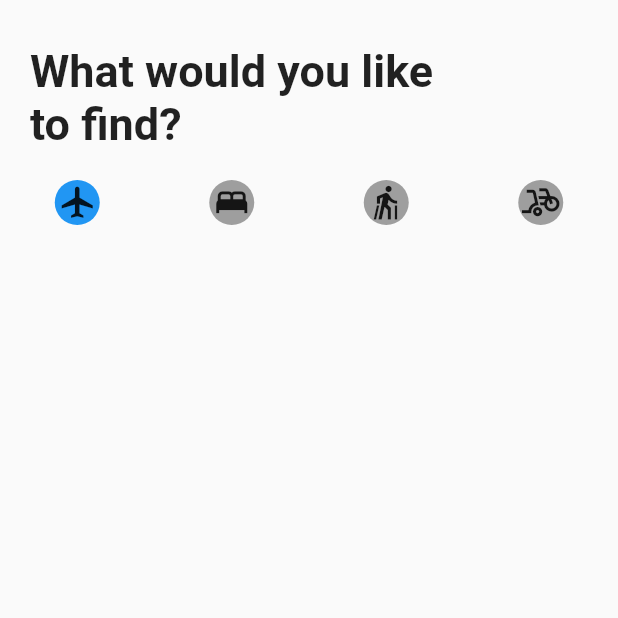
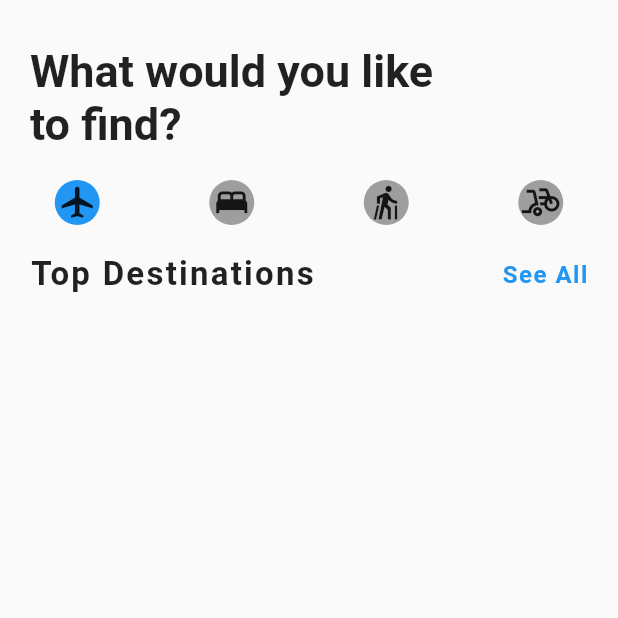
Before and after one commit to dulangakithmini/travel-ui, a Flutter app: the screen it shows after launch, on a phone screen of 412 x 824 dp, the top half of it. Run offline on Flutter 3.47's test engine with Material 2 defaults, Android fonts, the phone set to English and light mode, and no system bars.

Commit message:
Create DestinationCarousel

```diff
--- a/lib/screens/home_screen.dart
+++ b/lib/screens/home_screen.dart
@@ -1,4 +1,5 @@
 import 'package:flutter/material.dart';
+import 'package:travel_ui/widgets/destination_carousel.dart';
 
 class HomeScreen extends StatefulWidget {
   @override
@@ -56,7 +57,7 @@ class _HomeScreenState extends State<HomeScreen> {
         child: ListView(
           padding: EdgeInsets.symmetric(vertical: 30.0),
           // padding: EdgeInsets.all(40.0),
-          children: <Widget>[
+          children: [
             Padding(
               padding: EdgeInsets.only(left: 20.0, right: 120.0),
               child: Text(
@@ -70,21 +71,25 @@ class _HomeScreenState extends State<HomeScreen> {
             SizedBox(height: 20.0),
             Row(
               /// Have a map instead of writing for each index in the _icons list
-              // children: _icons
-              //     .asMap()
-              //     .entries
-              //     .map(
-              //       (MapEntry map) => _buildIcon(map.key),
-              //     )
-              //     .toList(),
+              children: _icons
+                  .asMap()
+                  .entries
+                  .map(
+                    (MapEntry map) => _buildIcon(map.key),
+                  )
+                  .toList(),
               mainAxisAlignment: MainAxisAlignment.spaceAround,
-              children: <Widget>[
-                _buildIcon(0),
-                _buildIcon(1),
-                _buildIcon(2),
-                _buildIcon(3),
-              ],
-            )
+              // children: <Widget>[
+              //   _buildIcon(0),
+              //   _buildIcon(1),
+              //   _buildIcon(2),
+              //   _buildIcon(3),
+              // ],
+            ),
+            SizedBox(
+              height: 20.0,
+            ),
+            DestinationCarousel(),
           ],
         ),
       ),
--- /dev/null
+++ b/lib/widgets/destination_carousel.dart
@@ -0,0 +1,36 @@
+import 'package:flutter/material.dart';
+
+class DestinationCarousel extends StatelessWidget {
+  @override
+  Widget build(BuildContext context) {
+    return Column(
+      children: [
+        Padding(
+          padding: EdgeInsets.symmetric(horizontal: 20.0),
+          child: Row(
+            mainAxisAlignment: MainAxisAlignment.spaceBetween,
+            children: [
+              Text(
+                'Top Destinations',
+                style: TextStyle(
+                  fontSize: 22.0,
+                  fontWeight: FontWeight.bold,
+                  letterSpacing: 1.5,
+                ),
+              ),
+              Text(
+                'See All',
+                style: TextStyle(
+                  color: Theme.of(context).primaryColor,
+                  fontSize: 16.0,
+                  fontWeight: FontWeight.w600,
+                  letterSpacing: 1.0,
+                ),
+              ),
+            ],
+          ),
+        ),
+      ],
+    );
+  }
+}
```
